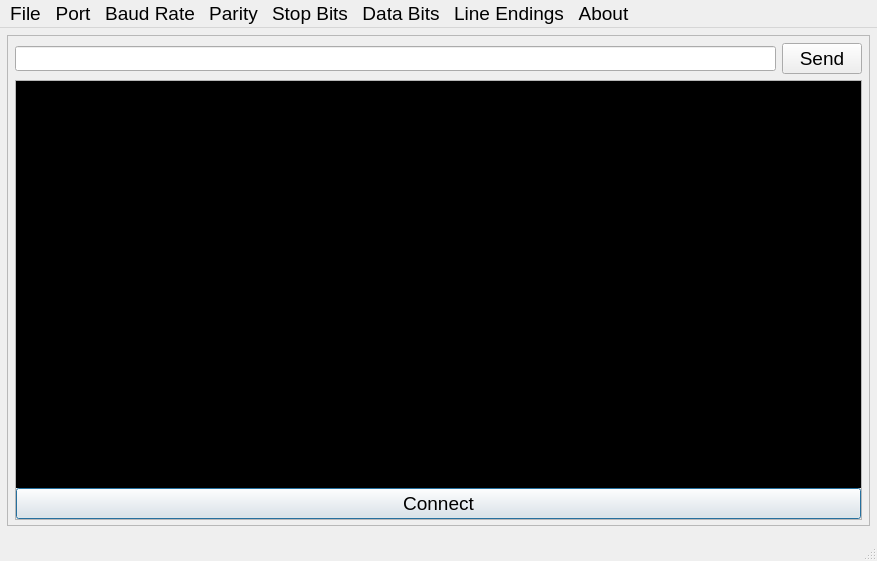
This is forms/MainWindow.ui in tlewiscpp/QSerialTerminal as Qt 5 draws it before an edit. The edited form follows.
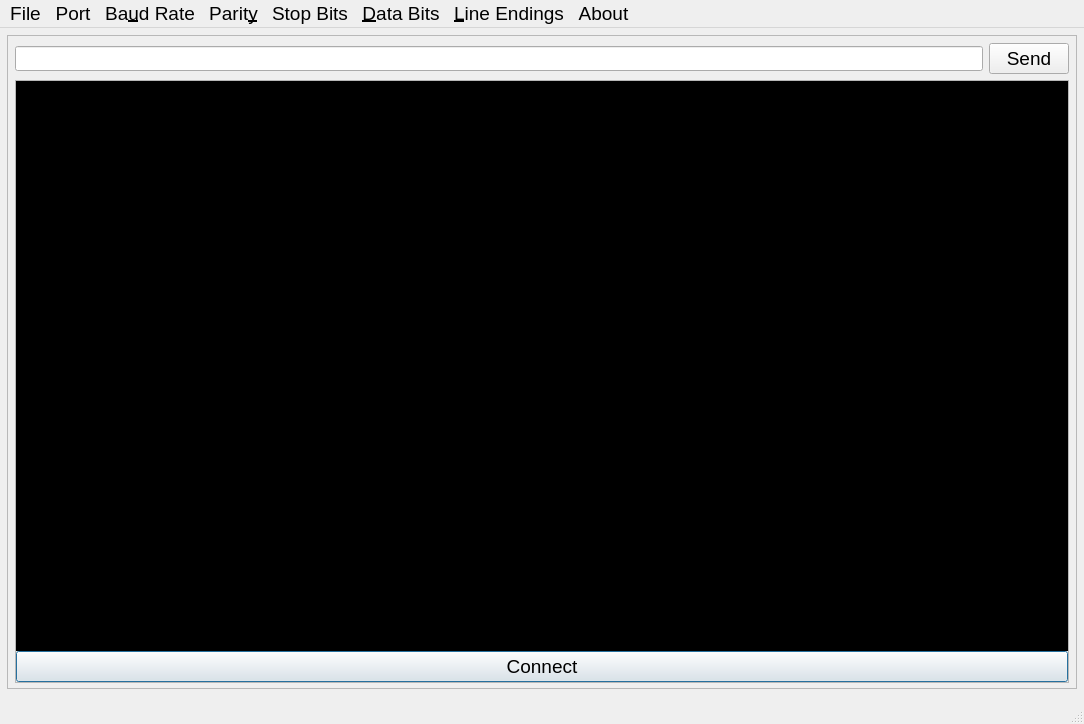
This is the edited form. Custom widgets are drawn as their Qt base class.

```diff
--- a/forms/MainWindow.ui
+++ b/forms/MainWindow.ui
@@ -6,8 +6,8 @@
    <rect>
     <x>0</x>
     <y>0</y>
-    <width>877</width>
-    <height>561</height>
+    <width>1084</width>
+    <height>724</height>
    </rect>
   </property>
   <property name="sizePolicy">
@@ -112,8 +112,8 @@
            <rect>
             <x>0</x>
             <y>0</y>
-            <width>845</width>
-            <height>432</height>
+            <width>1052</width>
+            <height>578</height>
            </rect>
           </property>
           <layout class="QGridLayout" name="scrollAreaGridLayout">
@@ -207,8 +207,8 @@
     <rect>
      <x>0</x>
      <y>0</y>
-     <width>877</width>
-     <height>30</height>
+     <width>1084</width>
+     <height>35</height>
     </rect>
    </property>
    <widget class="QMenu" name="menuFile">
@@ -236,7 +236,7 @@
      </font>
     </property>
     <property name="title">
-     <string>Line Endings</string>
+     <string>&amp;Line Endings</string>
     </property>
    </widget>
    <widget class="QMenu" name="menuBaudRate">
@@ -246,7 +246,7 @@
      </font>
     </property>
     <property name="title">
-     <string>Baud Rate</string>
+     <string>Ba&amp;ud Rate</string>
     </property>
    </widget>
    <widget class="QMenu" name="menuParity">
@@ -256,7 +256,7 @@
      </font>
     </property>
     <property name="title">
-     <string>Parity</string>
+     <string>Parit&amp;y</string>
     </property>
    </widget>
    <widget class="QMenu" name="menuStopBits">
@@ -276,7 +276,7 @@
      </font>
     </property>
     <property name="title">
-     <string>Data Bits</string>
+     <string>&amp;Data Bits</string>
     </property>
    </widget>
    <widget class="QMenu" name="menuPortNames">
```
Left out of the diff: 6 changed lines with no effect on the pictures.
